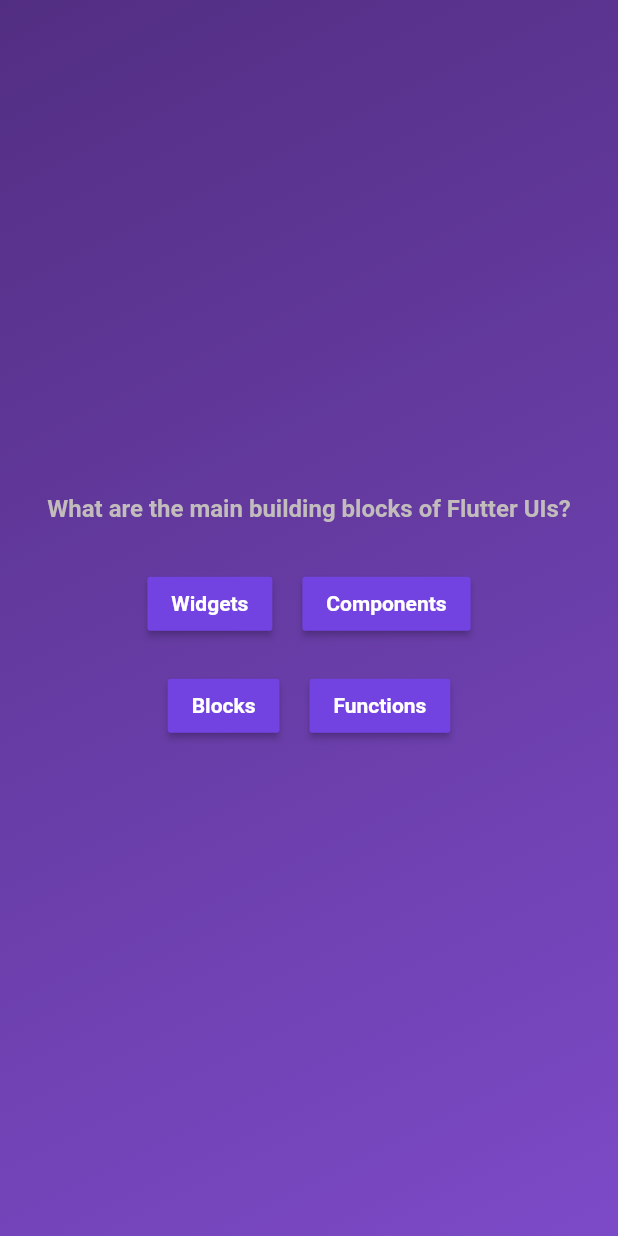
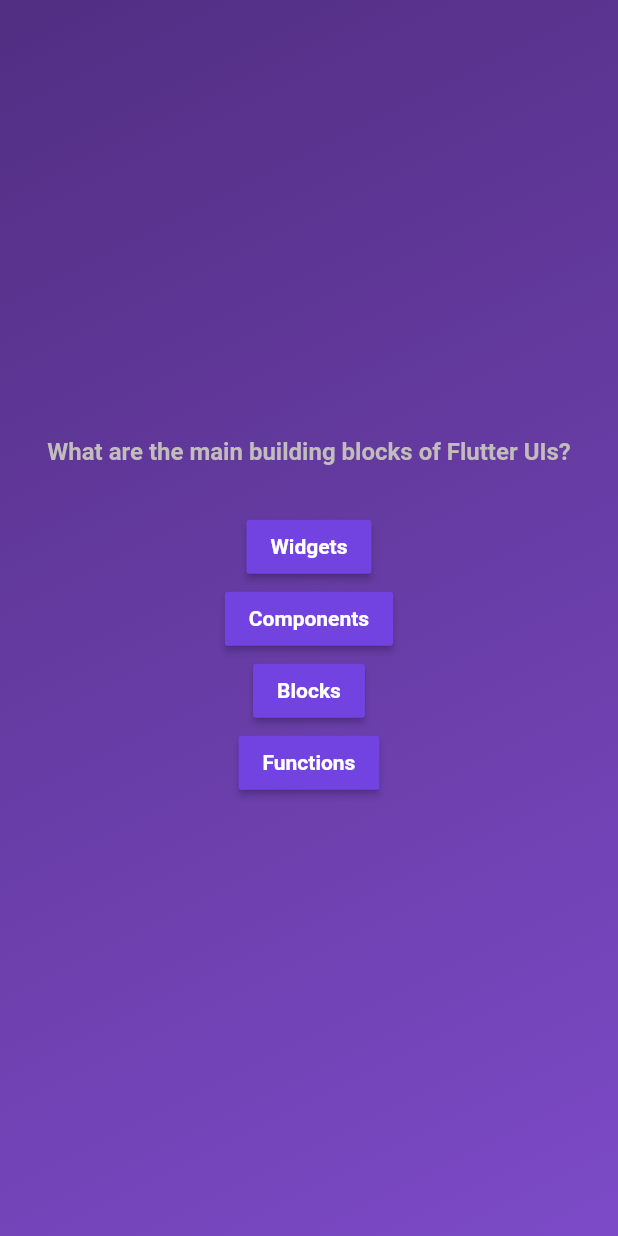
Before and after one commit to sxjal/Quiz, a Flutter app: the screen it shows after launch, after a tap on "Start Quiz", on a phone screen of 412 x 824 dp. Run offline on Flutter 3.47's test engine with Material 2 defaults, Android fonts, the phone set to English and light mode, and no system bars.

Commit message:
changed row to column in questions screen

```diff
--- a/lib/question_screen.dart
+++ b/lib/question_screen.dart
@@ -33,33 +33,19 @@ class _QuestionScreenState extends State<QuestionScreen> {
           const SizedBox(
             height: 30,
           ),
-          Row(
+          Column(
             mainAxisAlignment: MainAxisAlignment.center,
             children: [
               //answer 1
               AnswerButton(
                   buttontext: currentquestion.answers[0], onTap: () {}),
-              //answer 2const SizedBox(
-              const SizedBox(
-                width: 20,
-              ),
+
               AnswerButton(
                   buttontext: currentquestion.answers[1], onTap: () {}),
-            ],
-          ),
-          const SizedBox(
-            height: 20,
-          ),
-          Row(
-            mainAxisAlignment: MainAxisAlignment.center,
-            children: [
               //answer 3
               AnswerButton(
                   buttontext: currentquestion.answers[2], onTap: () {}),
               //answer 4
-              const SizedBox(
-                width: 20,
-              ),
               AnswerButton(
                   buttontext: currentquestion.answers[3], onTap: () {}),
             ],
```
